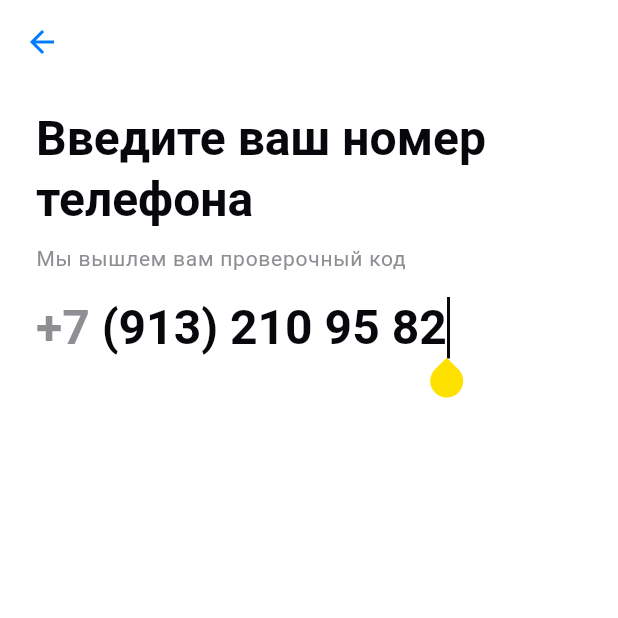
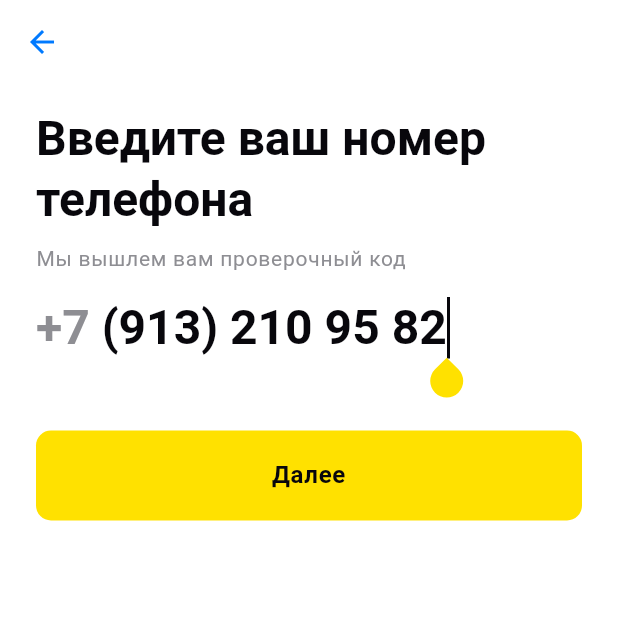
Before and after one commit to kanmear/flutter_test_task, a Flutter app: the screen it shows after launch, on a phone screen of 412 x 824 dp, the top half of it. Run offline on Flutter 3.47's test engine with Material 3 defaults, Android fonts, the phone set to English and light mode, and no system bars; our stand-ins replace google_fonts.

Commit message:
feat: authorization page -> button

```diff
--- a/lib/routes/pages/authorization_page.dart
+++ b/lib/routes/pages/authorization_page.dart
@@ -1,13 +1,20 @@
 import 'package:flutter/material.dart';
+
+import 'package:live_beer/ui/widgets/custom_button.dart';
 
 import 'package:live_beer/text_data.dart';
 
 class AuthorizationPage extends StatelessWidget {
+  final int correctNumberLength = 15;
+
   const AuthorizationPage({super.key});
 
   @override
   Widget build(BuildContext context) {
     final theme = Theme.of(context);
+
+    final TextEditingController textController =
+        TextEditingController(text: '(913) 210 95 82');
 
     return Scaffold(
       backgroundColor: theme.colorScheme.surface,
@@ -28,33 +35,42 @@ class AuthorizationPage extends StatelessWidget {
                   .apply(color: theme.colorScheme.onSecondary),
             ),
             const SizedBox(height: 16),
-            const NumberTextField(),
+            NumberTextField(textController: textController),
             const SizedBox(height: 48),
+            CustomButton(
+              text: TextData.next,
+              onTap: () => {},
+              isActive: () => _isButtonActive(textController),
+              listenables: [textController],
+            )
           ],
         ),
       ),
     );
   }
+
+  _isButtonActive(TextEditingController controller) =>
+      controller.text.length == correctNumberLength;
 }
 
 class NumberTextField extends StatelessWidget {
-  const NumberTextField({super.key});
+  final TextEditingController textController;
+
+  const NumberTextField({super.key, required this.textController});
 
   @override
   Widget build(BuildContext context) {
     final theme = Theme.of(context);
 
-    final TextEditingController textController =
-        TextEditingController(text: '(913) 210 95 82');
-
     return Row(
       children: [
-        Text(TextData.RuNumberPrefix,
+        Text(TextData.ruNumberPrefix,
             style: theme.textTheme.titleLarge!
                 .apply(color: theme.colorScheme.onSecondary)),
         IntrinsicWidth(
           child: TextField(
             controller: textController,
+            //FIX autofocus not opening keyboard / showing cursor
             autofocus: true,
             keyboardType: TextInputType.number,
             cursorColor: theme.colorScheme.onPrimary,
--- a/lib/text_data.dart
+++ b/lib/text_data.dart
@@ -1,7 +1,12 @@
 class TextData {
+  //general text
   static const String enterYourPhoneNumber = 'Введите ваш номер телефона';
   static const String weWillSendYouVerificationCode =
       'Мы вышлем вам проверочный код';
 
-  static const String RuNumberPrefix = '+7 ';
+  //buttons
+  static const String next = 'Далее';
+
+  //extra
+  static const String ruNumberPrefix = '+7 ';
 }
--- a/lib/ui/data/app_fonts.dart
+++ b/lib/ui/data/app_fonts.dart
@@ -5,6 +5,7 @@ import 'package:flutter/material.dart';
 class AppFonts {
   static TextTheme textTheme = TextTheme(
     titleLarge: roboto32Weight600,
+    bodyLarge: roboto16Weight600,
     labelMedium: roboto14Weight600,
     labelSmall: roboto14Weight400,
   );
@@ -12,6 +13,11 @@ class AppFonts {
   static TextStyle roboto32Weight600 = TextStyle(
       fontFamily: GoogleFonts.roboto().fontFamily,
       fontSize: 32,
+      fontWeight: FontWeight.w600);
+
+  static TextStyle roboto16Weight600 = TextStyle(
+      fontFamily: GoogleFonts.roboto().fontFamily,
+      fontSize: 16,
       fontWeight: FontWeight.w600);
 
   static TextStyle roboto14Weight400 = TextStyle(
--- /dev/null
+++ b/lib/ui/widgets/custom_button.dart
@@ -0,0 +1,58 @@
+import 'package:flutter/material.dart';
+
+class CustomButton extends StatelessWidget {
+  final List<Listenable> listenables;
+  final Function isActive;
+  final Function onTap;
+  final String text;
+
+  const CustomButton({
+    super.key,
+    required this.text,
+    required this.onTap,
+    required this.isActive,
+    required this.listenables,
+  });
+
+  @override
+  Widget build(BuildContext context) {
+    return TextButton(
+        style: ButtonStyle(
+            padding: WidgetStateProperty.all(EdgeInsets.zero),
+            visualDensity: VisualDensity.compact),
+        onPressed: () => _resolveAction(),
+        child: AnimatedBuilder(
+          animation: Listenable.merge(listenables),
+          builder: (BuildContext context, Widget? child) {
+            final theme = Theme.of(context);
+
+            final buttonColor = _resolveColor(theme);
+
+            return Container(
+                width: double.infinity,
+                padding: const EdgeInsets.only(top: 18, bottom: 18),
+                decoration: BoxDecoration(
+                    color: buttonColor,
+                    borderRadius: const BorderRadius.all(Radius.circular(10))),
+                child: Text(
+                  text,
+                  style: _resolveStyle(theme),
+                  textAlign: TextAlign.center,
+                ));
+          },
+        ));
+  }
+
+  _resolveAction() => isActive() ? onTap() : {};
+
+  _resolveColor(ThemeData theme) =>
+      isActive() ? theme.colorScheme.primary : theme.colorScheme.secondary;
+
+  _resolveStyle(ThemeData theme) {
+    final color = theme.colorScheme.onPrimary;
+
+    return isActive()
+        ? theme.textTheme.bodyLarge!.apply(color: color)
+        : theme.textTheme.bodyLarge!.apply(color: color.withOpacity(0.2));
+  }
+}
```
